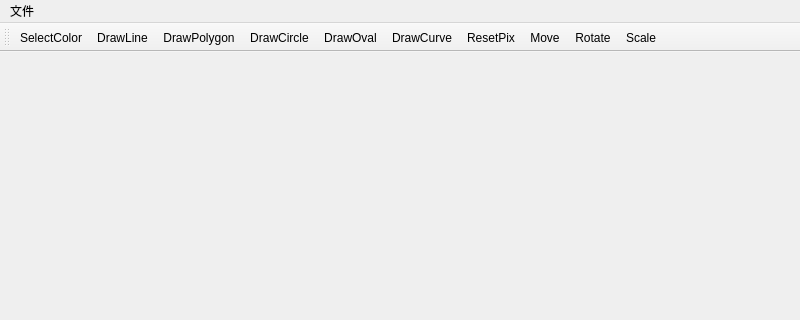
This is mainwindow.ui in njuwuyuxin/MyPainter as Qt 5 draws it before an edit; both pictures show x 0 to 800 and y 0 to 320 of the 800 by 600 pixel window. The edited form follows.
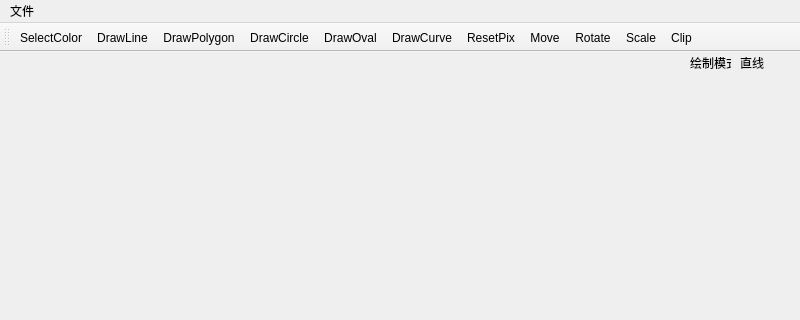
This is the edited form. Icons and pictures are not drawn.

Commit message: feat:增加线段剪裁功能（图形界面及命令行）

The edit to the form file:
```diff
--- a/mainwindow.ui
+++ b/mainwindow.ui
@@ -13,7 +13,34 @@
   <property name="windowTitle">
    <string>MainWindow</string>
   </property>
-  <widget class="QWidget" name="centralwidget"/>
+  <widget class="QWidget" name="centralwidget">
+   <widget class="QLabel" name="currentMode">
+    <property name="geometry">
+     <rect>
+      <x>690</x>
+      <y>0</y>
+      <width>41</width>
+      <height>21</height>
+     </rect>
+    </property>
+    <property name="text">
+     <string>绘制模式：</string>
+    </property>
+   </widget>
+   <widget class="QLabel" name="currentMode_2">
+    <property name="geometry">
+     <rect>
+      <x>740</x>
+      <y>0</y>
+      <width>31</width>
+      <height>21</height>
+     </rect>
+    </property>
+    <property name="text">
+     <string>直线</string>
+    </property>
+   </widget>
+  </widget>
   <widget class="QMenuBar" name="menubar">
    <property name="geometry">
     <rect>
@@ -53,6 +80,7 @@
    <addaction name="actionMove"/>
    <addaction name="actionRotate"/>
    <addaction name="actionScale"/>
+   <addaction name="actionClip"/>
   </widget>
   <action name="actionLoad">
    <property name="text">
@@ -181,6 +209,18 @@
     <string>平移</string>
    </property>
   </action>
+  <action name="actionClip">
+   <property name="icon">
+    <iconset resource="Image.qrc">
+     <normaloff>:/Images/Caijian.png</normaloff>:/Images/Caijian.png</iconset>
+   </property>
+   <property name="text">
+    <string>Clip</string>
+   </property>
+   <property name="toolTip">
+    <string>剪裁</string>
+   </property>
+  </action>
  </widget>
  <resources>
   <include location="Image.qrc"/>
```
The commit also changes 6 other files.
